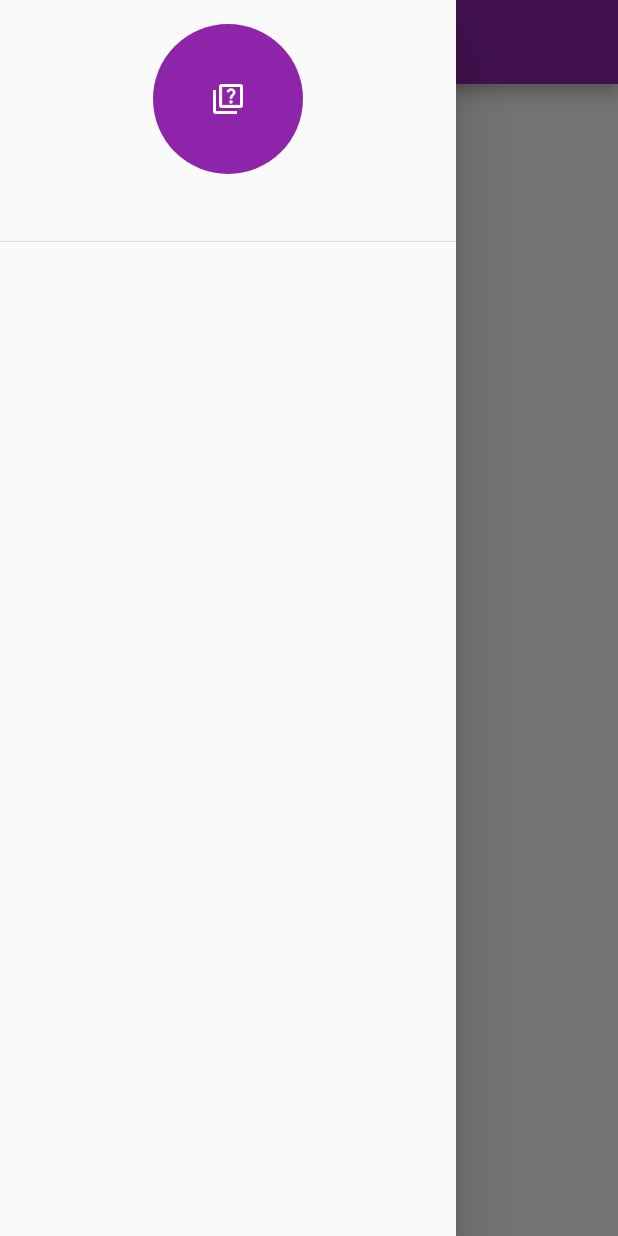
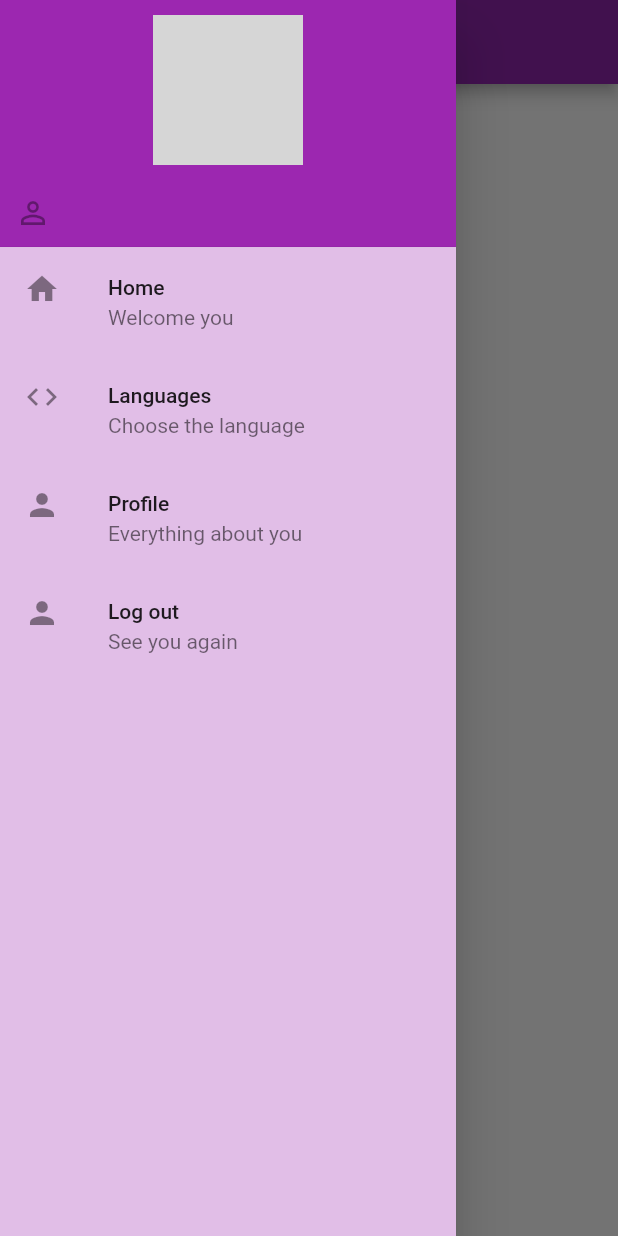
Before and after one commit to Vikank/quizz, a Flutter app: the Home screen opened directly, with the side drawer open, on a phone screen of 412 x 824 dp. Run offline on Flutter 3.47's test engine with Material 2 defaults, Android fonts, the phone set to English and light mode, and no system bars; our stand-ins replace cloud_firestore, firebase_core, get, get_storage; accounts and stored records are empty; grey boxes are pictures that could not be loaded.

```diff
--- a/lib/controller/login_controller.dart
+++ b/lib/controller/login_controller.dart
@@ -2,6 +2,8 @@ import 'package:cloud_firestore/cloud_firestore.dart';
 import 'package:get/get.dart';
 import 'package:get_storage/get_storage.dart';
 import 'package:flutter/material.dart';
+import 'package:quizz/bindings/binding.dart';
+import 'package:quizz/controller/home_controller.dart';
 import 'package:quizz/screens/home.dart';
 import 'package:quizz/screens/sign_up.dart';
 
@@ -28,12 +30,11 @@ class LoginController extends GetxController{
     if (response.docs.isNotEmpty) {
       userdata.write('isLogged', true);
       userdata.write('username',usernameController.text);
-      Get.offAll(()=> Home());
+      Get.offAll(()=> Home(), binding: ControllerBinding());
       usernameController.clear();
       passwordController.clear();
     } else{
       Get.snackbar("Error", "Please Enter Username & Password",snackPosition: SnackPosition.BOTTOM);
     }
   }
-
 }
--- a/lib/screens/home.dart
+++ b/lib/screens/home.dart
@@ -1,4 +1,5 @@
 import 'package:flutter/material.dart';
+import 'package:flutter/widgets.dart';
 import 'package:get/get.dart';
 import 'package:quizz/controller/home_controller.dart';
 import 'package:quizz/screens/login.dart';
@@ -11,26 +12,7 @@ class Home extends StatelessWidget {
     return SafeArea(
       child: Scaffold(
         key: homeController.scaffoldKey,
-        drawer: Drawer(
-          child: ListView(
-            children: [
-              DrawerHeader(
-                child: Column(
-                  children: [
-                    CircleAvatar(
-                      radius: 50,
-                      backgroundColor: Color(0xFF8E24AA),
-                      child: Icon(
-                        Icons.quiz_outlined,
-                        color: Colors.white,
-                      ),
-                    ),
-                  ],
-                ),
-              )
-            ],
-          ),
-        ),
+        drawer: NavigationDrawer(),
         appBar: AppBar(
           leading: IconButton(
             icon: Icon(Icons.menu_open_outlined),
@@ -56,11 +38,7 @@ class Home extends StatelessWidget {
                 style: TextStyle(fontSize: 20, fontWeight: FontWeight.w500),
               ),
               RaisedButton(
-                onPressed: () {
-                  homeController.userdata.write('isLogged', false);
-                  homeController.userdata.remove('username');
-                  Get.offAll(()=> Login());
-                },
+                onPressed: () {},
                 child: Text("LOGOUT"),
               )
             ],
@@ -70,3 +48,103 @@ class Home extends StatelessWidget {
     );
   }
 }
+
+class NavigationDrawer extends StatelessWidget {
+  final HomeController homeController = Get.find();
+
+  @override
+  Widget build(BuildContext context) {
+    return Drawer(
+      child: ListView(
+        children: [
+          Container(
+            height: MediaQuery.of(context).size.height / 5,
+            color: Colors.purple,
+            child: DrawerHeader(
+              margin: EdgeInsets.zero,
+              padding: EdgeInsets.zero,
+              child: Padding(
+                padding: const EdgeInsets.all(10.0),
+                child: Column(
+                  children: [
+                    CircleAvatar(
+                      radius: 50,
+                      backgroundColor: Colors.purple[600],
+                      backgroundImage: AssetImage(
+                        'images/coding.png',
+                      ),
+                    ),
+                    SizedBox(
+                      height: 20,
+                    ),
+                    Row(
+                      children: [
+                        Icon(
+                          Icons.person_outline,
+                          color: Colors.black38,
+                        ),
+                        SizedBox(
+                          width: 10,
+                        ),
+                        Text(
+                          homeController.userdata.read('username'),
+                          style: TextStyle(color: Colors.black45),
+                        ),
+                      ],
+                    )
+                  ],
+                ),
+              ),
+            ),
+          ),
+          Container(
+            color: Color(0xFFE1BEE7),
+            height: MediaQuery.of(context).size.height / 1,
+            child: Column(
+              children: [
+                ListTile(
+                    leading: new Icon(Icons.home),
+                  title: Text('Home'),
+                  subtitle: Text('Welcome you'),
+                  onTap: (){
+                      Get.off(Home());
+                    homeController.scaffoldKey.currentState!.openEndDrawer();
+                  },
+                ),
+                ListTile(
+                    leading: new Icon(Icons.code),
+                  title: Text('Languages'),
+                  subtitle: Text('Choose the language'),
+                    onTap: (){
+                      Get.off(Home());
+                      homeController.scaffoldKey.currentState!.openEndDrawer();
+                    },
+                ),
+                ListTile(
+                    leading: new Icon(Icons.person),
+                  title: Text('Profile'),
+                  subtitle: Text('Everything about you'),
+                    onTap: (){
+                      Get.off(Home());
+                      homeController.scaffoldKey.currentState!.openEndDrawer();
+                    },
+                ),
+                ListTile(
+                  leading: new Icon(Icons.person),
+                  title: Text('Log out'),
+                  subtitle: Text('See you again'),
+                  onTap: (){
+                    homeController.userdata.write('isLogged', false);
+                    homeController.userdata.remove('username');
+                    Get.off(Login());
+                    homeController.scaffoldKey.currentState!.openEndDrawer();
+                  },
+                ),
+              ],
+            ),
+          ),
+        ],
+      ),
+    );
+  }
+}
```
